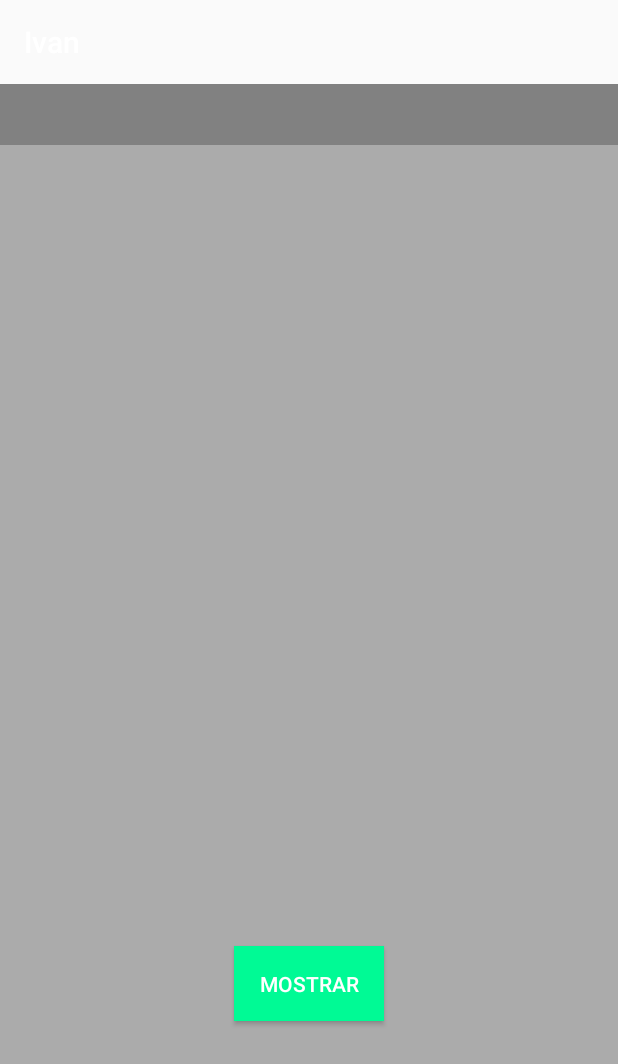
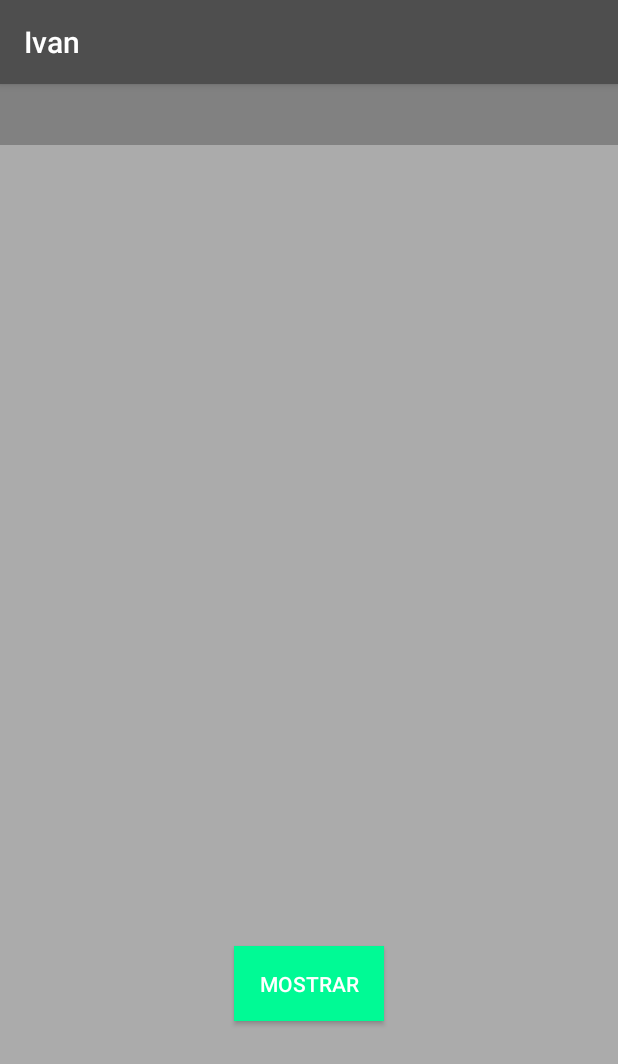
Before and after one commit to rolando-ivan/arrays, an Android app: the screen it shows after launch (MainActivity), on a phone screen of 412 x 824 dp. Shown: the top 1064 px of the screen. Run offline under Robolectric (Android 15) with nearby library versions, the phone set to English and light mode, and no system bars.

Commit message:
hola message

```diff
--- a/app/src/main/res/values/colors.xml
+++ b/app/src/main/res/values/colors.xml
@@ -1,6 +1,6 @@
 <?xml version="1.0" encoding="utf-8"?>
 <resources>
-    <color name="colorPrimary">#006200EE</color>
-    <color name="colorPrimaryDark">#003700B3</color>
+    <color name="colorPrimary">#4E4E4E</color>
+    <color name="colorPrimaryDark">#000000</color>
     <color name="colorAccent">#03DAC5</color>
 </resources>
```
